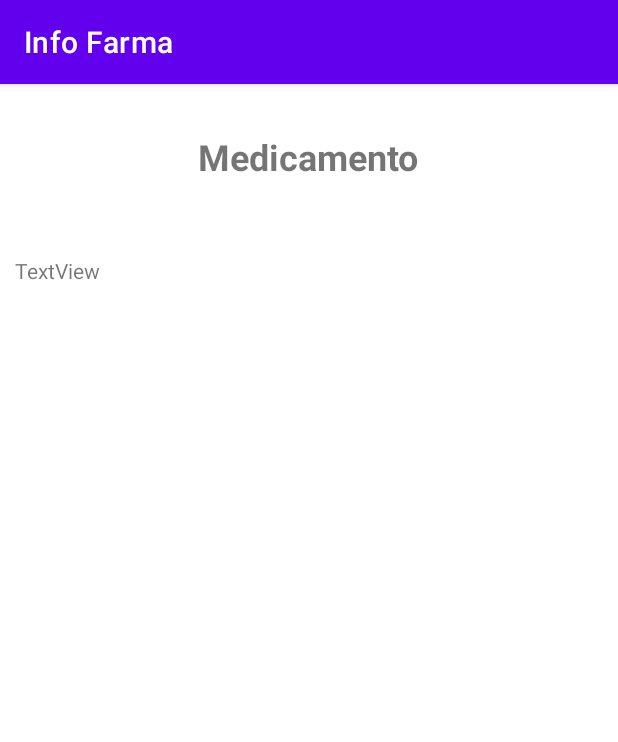
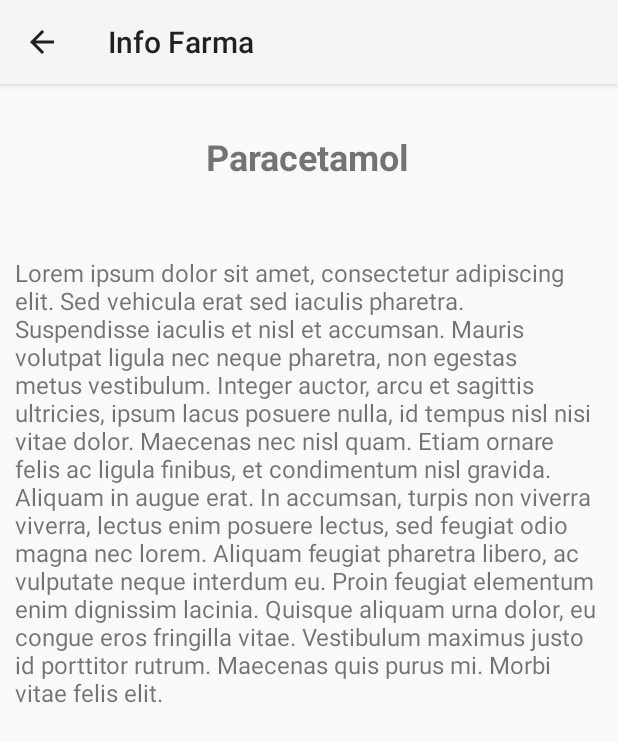
Before and after one commit to pauloferrarez/projeto-java-mobile, an Android app: the MainActivity screen opened directly, with no data from a screen before it, after a tap on "Paracetamol", on a phone screen of 412 x 824 dp. Shown: the top 742 px of the screen. Run offline under Robolectric (Android 15) with nearby library versions, the light colour scheme and no system bars.

Commit message:
implementação da tela de descrição completa

```diff
--- a/InfoFarma/app/src/main/AndroidManifest.xml
+++ b/InfoFarma/app/src/main/AndroidManifest.xml
@@ -8,7 +8,8 @@
         android:label="@string/app_name"
         android:roundIcon="@mipmap/ic_launcher_round"
         android:supportsRtl="true"
-        android:theme="@style/Theme.InfoFarma">
+        android:theme="@style/Theme.Design.Light">
+        <!--android:theme="@style/Theme.InfoFarma">-->
         <activity
             android:name=".MainActivity"
             android:exported="true">
@@ -19,7 +20,8 @@
             </intent-filter>
         </activity>
         <activity
-            android:name=".InfoMedicamento"
+            android:name=".InfoMedicamentoActivity"
+            android:parentActivityName=".MainActivity"
             android:exported="true">
             <intent-filter>
                 <action android:name="android.intent.action.MAIN" />
--- a/InfoFarma/app/src/main/java/br/com/unisagrado/infofarma/InfoMedicamento.java
+++ /dev/null
@@ -1,16 +0,0 @@
-package br.com.unisagrado.infofarma;
-
-import android.os.Bundle;
-
-import androidx.appcompat.app.AppCompatActivity;
-
-public class InfoMedicamento extends AppCompatActivity {
-
-    @Override
-    protected void onCreate(Bundle savedInstanceState) {
-        super.onCreate(savedInstanceState);
-        setContentView(R.layout.info_medicamento);
-
-
-    }
-}
--- /dev/null
+++ b/InfoFarma/app/src/main/java/br/com/unisagrado/infofarma/InfoMedicamentoActivity.java
@@ -0,0 +1,28 @@
+package br.com.unisagrado.infofarma;
+
+import android.content.Intent;
+import android.os.Bundle;
+import android.widget.TextView;
+
+import androidx.appcompat.app.AppCompatActivity;
+
+public class InfoMedicamentoActivity extends AppCompatActivity {
+
+    private TextView txtNomeMedicamento, txtDescricaoCompleta;
+    private String nomeMed, descricaoMed;
+
+    @Override
+    protected void onCreate(Bundle savedInstanceState) {
+        super.onCreate(savedInstanceState);
+        setContentView(R.layout.info_medicamento);
+
+        txtNomeMedicamento = findViewById(R.id.txtNomeMedicamento);
+        txtDescricaoCompleta = findViewById(R.id.txtDescricaoCompleta);
+
+        Intent intent = getIntent();
+
+        txtNomeMedicamento.setText(intent.getStringExtra(MainActivity.EXTRA_NOME));
+        txtDescricaoCompleta.setText(intent.getStringExtra(MainActivity.EXTRA_DESCRICAO_COMPLETA));
+
+    }
+}
--- a/InfoFarma/app/src/main/java/br/com/unisagrado/infofarma/MainActivity.java
+++ b/InfoFarma/app/src/main/java/br/com/unisagrado/infofarma/MainActivity.java
@@ -7,11 +7,15 @@ import androidx.recyclerview.widget.RecyclerView;
 import android.content.Intent;
 import android.os.Bundle;
 import android.view.View;
+import android.widget.TextView;
 
 public class MainActivity extends AppCompatActivity {
 
+    public static final String EXTRA_NOME = "br.com.unisagrado.infofarma.EXTRA_NOME";
+    public static final String EXTRA_DESCRICAO_COMPLETA = "br.com.unisagrado.infofarma.EXTRA_DESCRICAO_COMPLETA";
     RecyclerView recyclerView;
-    String medicamentos[], descricaoMeds[];
+    TextView txtPosicao;
+    String medicamentos[], descricaoMeds[], descricaoCompletaMeds[];
 
     @Override
     protected void onCreate(Bundle savedInstanceState) {
@@ -22,6 +26,9 @@ public class MainActivity extends AppCompatActivity {
 
         medicamentos = getResources().getStringArray(R.array.medicamentos);
         descricaoMeds = getResources().getStringArray(R.array.descricao);
+        descricaoCompletaMeds = getResources().getStringArray(R.array.descricao_completa);
+
+
 
         MyAdapter myAdapter = new MyAdapter(this, medicamentos, descricaoMeds);
         recyclerView.setAdapter(myAdapter);
@@ -29,8 +36,10 @@ public class MainActivity extends AppCompatActivity {
     }
 
     public void abrirInfoMedicamento(View view){
-
-        Intent intent = new Intent(this, InfoMedicamento.class);
+        txtPosicao = view.findViewById(R.id.txtPosicao);
+        Intent intent = new Intent(this, InfoMedicamentoActivity.class);
+        intent.putExtra(EXTRA_NOME, medicamentos[Integer.parseInt(txtPosicao.getText().toString())]);
+        intent.putExtra(EXTRA_DESCRICAO_COMPLETA, descricaoCompletaMeds[Integer.parseInt(txtPosicao.getText().toString())]);
         startActivity(intent);
     }
 
--- a/InfoFarma/app/src/main/res/layout/info_medicamento.xml
+++ b/InfoFarma/app/src/main/res/layout/info_medicamento.xml
@@ -27,6 +27,7 @@
         android:layout_marginEnd="10dp"
         android:text="TextView"
         android:textAlignment="viewStart"
+        android:textSize="16sp"
         app:layout_constraintEnd_toEndOf="parent"
         app:layout_constraintStart_toStartOf="parent"
         app:layout_constraintTop_toBottomOf="@+id/txtNomeMedicamento" />
--- a/InfoFarma/app/src/main/res/values/strings.xml
+++ b/InfoFarma/app/src/main/res/values/strings.xml
@@ -4,7 +4,6 @@
     <string-array name="medicamentos">
         <item>Paracetamol</item>
         <item>Dipirona</item>
-
         <item>Ibuprofeno</item>
         <item>Omeprazol</item>
         <item>Omeprazol</item>
@@ -13,13 +12,9 @@
         <item>Omeprazol</item>
         <item>Omeprazol</item>
         <item>Omeprazol</item>
-
     </string-array>
 
     <string-array name="descricao">
-        <item>Descrição do Medicamento</item>
-        <item>Descrição do Medicamento</item>
-
         <item>Descrição do Medicamento</item>
         <item>Descrição do Medicamento</item>
         <item>Descrição do Medicamento</item>
@@ -28,7 +23,8 @@
         <item>Descrição do Medicamento</item>
         <item>Descrição do Medicamento</item>
         <item>Descrição do Medicamento</item>
-
+        <item>Descrição do Medicamento</item>
+        <item>Descrição do Medicamento</item>
     </string-array>
 
     <string-array name="descricao_completa">
@@ -37,8 +33,31 @@
         </item>
         <item>
             Quisque aliquam urna dolor, eu congue eros fringilla vitae. Vestibulum maximus justo id porttitor rutrum. Maecenas quis purus mi. Morbi vitae felis elit.
+        </item>
+        <item>
+            Quisque aliquam urna dolor, eu congue eros fringilla vitae. Vestibulum maximus justo id porttitor rutrum. Maecenas quis purus mi. Morbi vitae felis elit.
+        </item>
+        <item>
+            Quisque aliquam urna dolor, eu congue eros fringilla vitae. Vestibulum maximus justo id porttitor rutrum. Maecenas quis purus mi. Morbi vitae felis elit.
+        </item>
+        <item>
+            Quisque aliquam urna dolor, eu congue eros fringilla vitae. Vestibulum maximus justo id porttitor rutrum. Maecenas quis purus mi. Morbi vitae felis elit.
+        </item>
+        <item>
+            Quisque aliquam urna dolor, eu congue eros fringilla vitae. Vestibulum maximus justo id porttitor rutrum. Maecenas quis purus mi. Morbi vitae felis elit.
+        </item>
+        <item>
+            Quisque aliquam urna dolor, eu congue eros fringilla vitae. Vestibulum maximus justo id porttitor rutrum. Maecenas quis purus mi. Morbi vitae felis elit.
+        </item>
+        <item>
+            Quisque aliquam urna dolor, eu congue eros fringilla vitae. Vestibulum maximus justo id porttitor rutrum. Maecenas quis purus mi. Morbi vitae felis elit.
+        </item>
+        <item>
+            Quisque aliquam urna dolor, eu congue eros fringilla vitae. Vestibulum maximus justo id porttitor rutrum. Maecenas quis purus mi. Morbi vitae felis elit.
+        </item>
+        <item>
+            Quisque aliquam urna dolor, eu congue eros fringilla vitae. Vestibulum maximus justo id porttitor rutrum. Maecenas quis purus mi. Morbi vitae felis elit.
+        </item>
 
-Mauris pellentesque at arcu nec mattis. Praesent congue iaculis aliquam. Praesent consequat rhoncus fermentum. Vestibulum faucibus lorem quam, non venenatis turpis auctor in. Nunc vestibulum porttitor nulla ac ultricies. Mauris in turpis vehicula, eleifend nulla vitae, fringilla leo. Praesent sagittis, arcu in auctor maximus, erat dui maximus nibh, sed feugiat lorem elit nec mi. Cras fermentum elit neque, eu volutpat eros gravida vel. In sed sodales diam. Vivamus augue nunc, viverra at dolor at, malesuada posuere est. Maecenas quam metus, placerat sed consectetur vel, bibendum fringilla justo. Maecenas condimentum vitae libero vitae vulputate. Fusce viverra, quam sed maximus malesuada, tortor tellus finibus mi, ultricies condimentum lacus purus id nunc. Sed posuere dui a felis auctor, a sagittis odio lacinia.
-        </item>
     </string-array>
 </resources>
```
